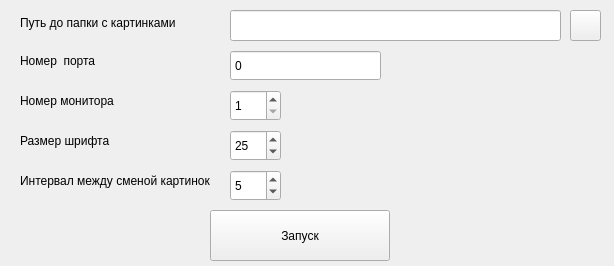
First picture: the form in UI/SettingsWindow.ui, repository Ivanm2114/2021-school-project, before the edit.
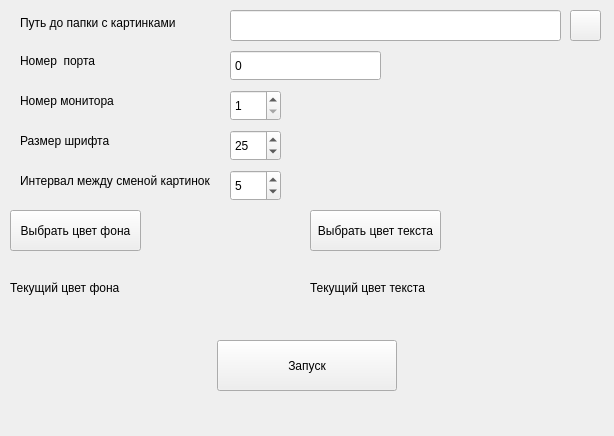
Second picture: the form after the edit. Icons and pictures are not drawn.

Commit message: colors added to settings

```diff
--- a/UI/SettingsWindow.ui
+++ b/UI/SettingsWindow.ui
@@ -7,19 +7,19 @@
     <x>0</x>
     <y>0</y>
     <width>614</width>
-    <height>266</height>
+    <height>436</height>
    </rect>
   </property>
   <property name="minimumSize">
    <size>
     <width>614</width>
-    <height>266</height>
+    <height>436</height>
    </size>
   </property>
   <property name="maximumSize">
    <size>
     <width>614</width>
-    <height>266</height>
+    <height>436</height>
    </size>
   </property>
   <property name="windowTitle">
@@ -60,8 +60,8 @@
    <widget class="QPushButton" name="pushButton">
     <property name="geometry">
      <rect>
-      <x>210</x>
-      <y>210</y>
+      <x>217</x>
+      <y>340</y>
       <width>180</width>
       <height>51</height>
      </rect>
@@ -202,8 +202,8 @@
    <widget class="QLabel" name="label_6">
     <property name="geometry">
      <rect>
-      <x>50</x>
-      <y>220</y>
+      <x>90</x>
+      <y>410</y>
       <width>391</width>
       <height>16</height>
      </rect>
@@ -218,6 +218,58 @@
      <string/>
     </property>
    </widget>
+   <widget class="QPushButton" name="pushButton_2">
+    <property name="geometry">
+     <rect>
+      <x>10</x>
+      <y>210</y>
+      <width>131</width>
+      <height>41</height>
+     </rect>
+    </property>
+    <property name="text">
+     <string>Выбрать цвет фона</string>
+    </property>
+   </widget>
+   <widget class="QLabel" name="label_7">
+    <property name="geometry">
+     <rect>
+      <x>10</x>
+      <y>280</y>
+      <width>121</width>
+      <height>16</height>
+     </rect>
+    </property>
+    <property name="text">
+     <string>Текущий цвет фона</string>
+    </property>
+   </widget>
+   <widget class="QPushButton" name="pushButton_5">
+    <property name="geometry">
+     <rect>
+      <x>310</x>
+      <y>210</y>
+      <width>131</width>
+      <height>41</height>
+     </rect>
+    </property>
+    <property name="text">
+     <string>Выбрать цвет текста</string>
+    </property>
+   </widget>
+   <widget class="QLabel" name="label_8">
+    <property name="geometry">
+     <rect>
+      <x>310</x>
+      <y>280</y>
+      <width>121</width>
+      <height>16</height>
+     </rect>
+    </property>
+    <property name="text">
+     <string>Текущий цвет текста</string>
+    </property>
+   </widget>
   </widget>
  </widget>
  <resources/>
```
The commit also changes 3 other files.
